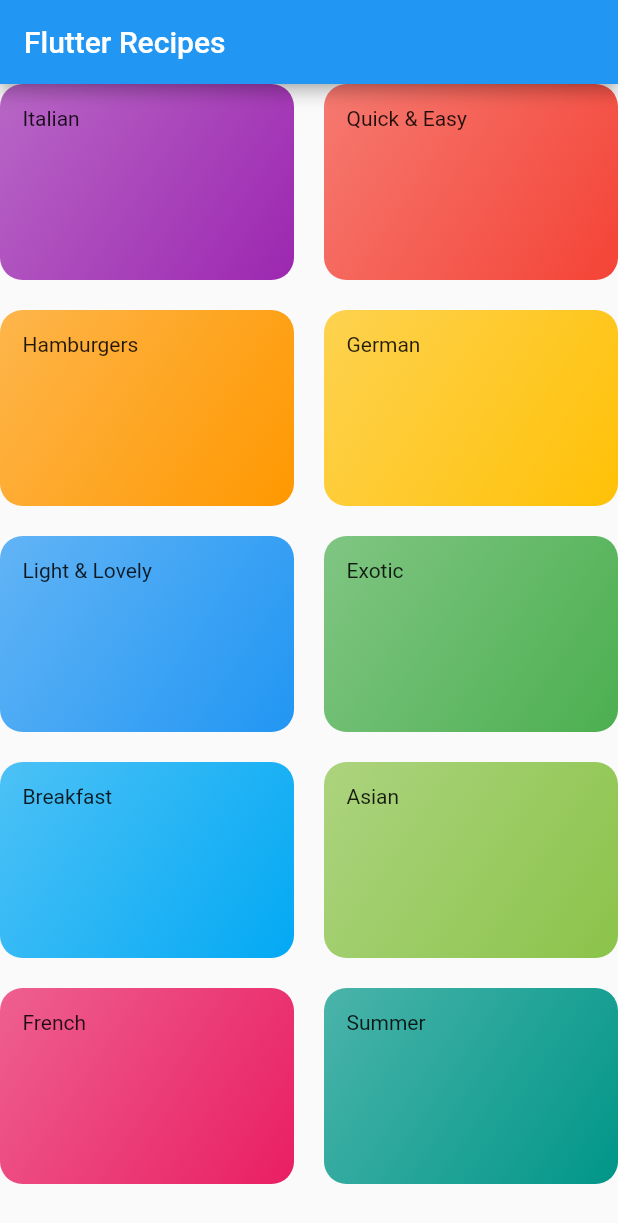
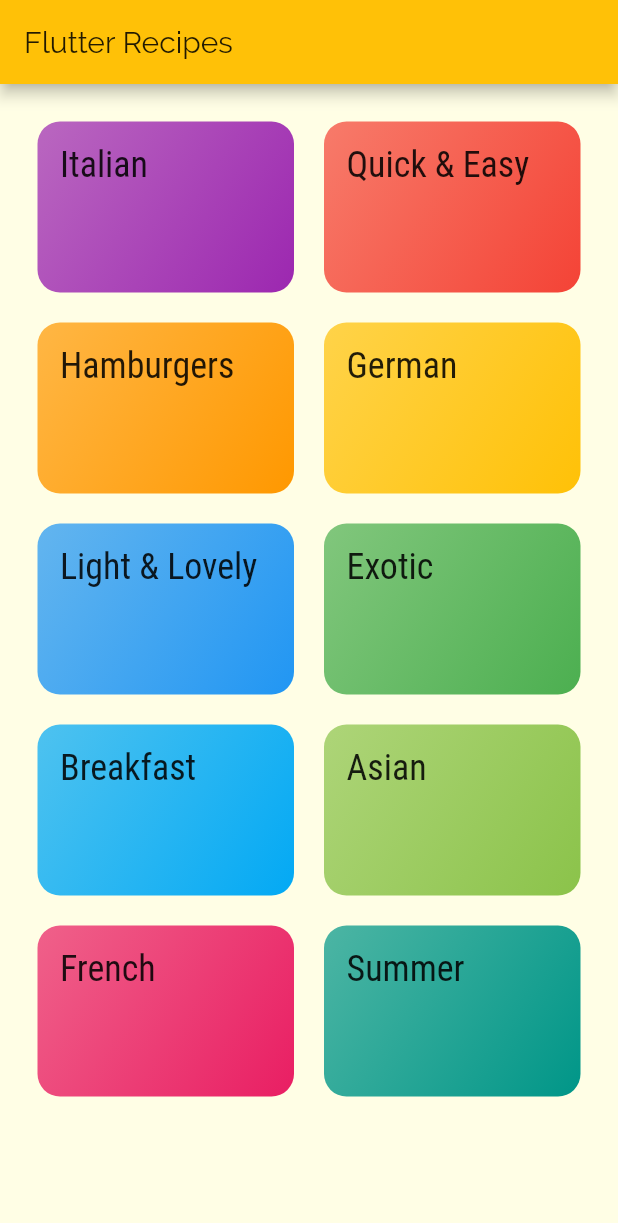
Before and after one commit to EYoung75/flutter_layout_app, a Flutter app: the screen it shows after launch, on a phone screen of 412 x 824 dp. Shown: the top 1223 px of the screen. Run offline on Flutter 3.47's test engine with Material 2 defaults, Android fonts, the phone set to English and light mode, and no system bars.

Commit message:
addded text theme data, included two fonts

```diff
--- a/lib/categoryItem.dart
+++ b/lib/categoryItem.dart
@@ -10,7 +10,7 @@ class CategoryItem extends StatelessWidget {
   Widget build(BuildContext context) {
     return Container(
       padding: const EdgeInsets.all(15),
-      child: Text(title),
+      child: Text(title, style: Theme.of(context).textTheme.title,),
       decoration: BoxDecoration(
           gradient: LinearGradient(
               colors: [color.withOpacity(0.7), color],
--- a/lib/main.dart
+++ b/lib/main.dart
@@ -10,7 +10,19 @@ class MyApp extends StatelessWidget {
     return MaterialApp(
       title: 'Flutter Recipes',
       theme: ThemeData(
-        primarySwatch: Colors.blue,
+        primarySwatch: Colors.amber,
+        accentColor: Colors.indigo,
+        canvasColor: Color.fromRGBO(255, 254, 229, 1),
+        fontFamily: "Raleway",
+        textTheme: ThemeData.light().textTheme.copyWith(
+              body1: TextStyle(
+                color: Color.fromRGBO(20, 51, 51, 1),
+              ),
+              body2: TextStyle(
+                color: Color.fromRGBO(20, 51, 51, 1),
+              ),
+              title: TextStyle(fontSize: 24, fontFamily: "RobotoCondensed")
+            ),
       ),
       home: CategoriesScreen(),
     );
--- a/lib/screens/categoriesScreen.dart
+++ b/lib/screens/categoriesScreen.dart
@@ -11,6 +11,7 @@ class CategoriesScreen extends StatelessWidget {
         title: const Text("Flutter Recipes"),
       ),
       body: GridView(
+        padding: const EdgeInsets.all(25),
         children: DUMMY_CATEGORIES.map((catData) {
           return CategoryItem(catData.title, catData.color);
         }).toList(),
```
Also changed, not shown: pubspec.yaml (+19 -8 lines), assets/fonts/Raleway-Black.ttf (added), assets/fonts/Raleway-Bold.ttf (added), assets/fonts/Raleway-Regular.ttf (added), assets/fonts/RobotoCondensed-Bold.ttf (added), assets/fonts/RobotoCondensed-Italic.ttf (added), assets/fonts/RobotoCondensed-Light.ttf (added), assets/fonts/RobotoCondensed-Regular.ttf (added).
